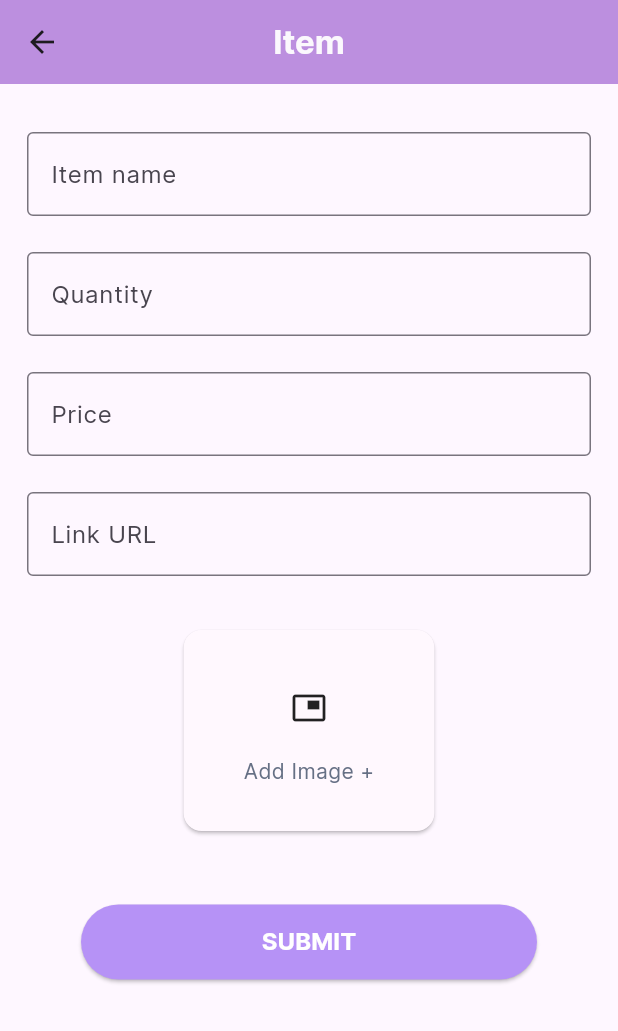
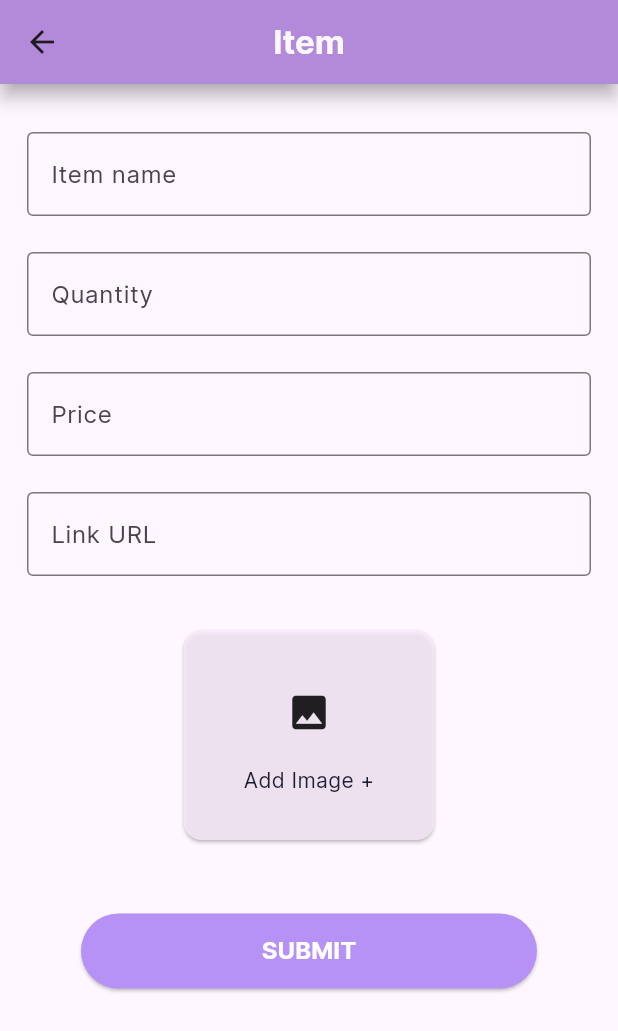
Before and after one commit to SweetFavors/SweetFavors, a Flutter app: the NewWishAdd screen opened directly, on a phone screen of 412 x 824 dp. Shown: the top 1031 px of the screen. Run offline on Flutter 3.47's test engine with Material 3 defaults, Android fonts, the phone set to English and light mode, and no system bars; our stand-ins replace cached_network_image, dio, flutter_swiper_view, image_picker; missing offline and left inert: flutter_floating_bottom_bar; network calls fail.

Commit message:
improved ui

```diff
--- a/sweet_favors/lib/pages/Navbar/discover_page.dart
+++ b/sweet_favors/lib/pages/Navbar/discover_page.dart
@@ -57,7 +57,9 @@ class _discover_pageState extends State<discover_page> {
         shadowColor: const Color.fromARGB(255, 171, 171, 171),
         centerTitle: true,
       ),
-      body: Expanded(
+      body: Padding(
+        padding: const EdgeInsets.symmetric(vertical: 20.0),
+        child: Expanded(
           child: SingleChildScrollView(
             physics: const AlwaysScrollableScrollPhysics(),
             child: Center(
@@ -76,6 +78,7 @@ class _discover_pageState extends State<discover_page> {
                     pic: _wishItems[index].itemPic,
                   );
                 },
+              ),
             ),
           ),
         ),
--- a/sweet_favors/lib/pages/Navbar/friend_page.dart
+++ b/sweet_favors/lib/pages/Navbar/friend_page.dart
@@ -18,6 +18,7 @@ class Friendpage extends StatelessWidget {
                   color: Color.fromARGB(240, 255, 255, 255)),
             ),
             backgroundColor: colorUse.appBarColor,
+            elevation: 5,
             shadowColor: const Color.fromARGB(255, 171, 171, 171),
             centerTitle: true,
             actions: <Widget>[
--- a/sweet_favors/lib/pages/Navbar/new_wish_add.dart
+++ b/sweet_favors/lib/pages/Navbar/new_wish_add.dart
@@ -78,10 +78,8 @@ class _NewWishAddState extends State<NewWishAdd> {
           ),
         ),
         centerTitle: true,
-        // leading: IconButton(
-        //     onPressed: () => Navigator.pop(context),
-        //     icon: const Icon(Icons.arrow_back, color: Colors.black)),
         backgroundColor: const Color.fromARGB(255, 188, 143, 223),
+        elevation: 5,
         shadowColor: const Color.fromARGB(255, 171, 171, 171),
       ),
       body: SingleChildScrollView(
@@ -109,7 +107,7 @@ class _NewWishAddState extends State<NewWishAdd> {
                   controller: _linkUrlController,
                 ),
                 Padding(
-                  padding: EdgeInsets.only(top: 20.0),
+                  padding: const EdgeInsets.only(top: 20.0),
                   child: AddImage(
                     onImageSelected: (image) {
                       if (image != null) {
--- a/sweet_favors/lib/widgets/add_image.dart
+++ b/sweet_favors/lib/widgets/add_image.dart
@@ -9,7 +9,7 @@ import 'package:sweet_favors/Utils/color_use.dart';
 // import 'package:sweet_favors/widgets/button_at_bottom.dart';
 
 class AddImage extends StatefulWidget {
-  final Function(File)  onImageSelected;
+  final Function(File) onImageSelected;
 
   const AddImage({super.key, required this.onImageSelected});
 
@@ -23,9 +23,9 @@ class _AddImageState extends State<AddImage> {
   Future<File?> getImage() async {
     final ImagePicker _picker = ImagePicker();
     final XFile? image = await _picker.pickImage(source: ImageSource.gallery);
-    if(image == null){
+    if (image == null) {
       return null;
-    }else{
+    } else {
       return File(image!.path);
     }
   }
@@ -38,7 +38,7 @@ class _AddImageState extends State<AddImage> {
         child: InkWell(
           onTap: () async {
             File? image = await getImage();
-            if(image != null){
+            if (image != null) {
               setState(() {
                 _imageFile = image;
               });
@@ -46,7 +46,7 @@ class _AddImageState extends State<AddImage> {
             }
           },
           child: Card(
-            color: colorUse.secondaryColor,
+            color: const Color.fromARGB(208, 249, 235, 251),
             child: Padding(
               padding: const EdgeInsets.only(
                   top: 40, left: 40, right: 40, bottom: 30),
@@ -55,15 +55,20 @@ class _AddImageState extends State<AddImage> {
                   borderRadius: BorderRadius.circular(8.0),
                   child: _imageFile != null
                       ? Image.file(_imageFile!, // Show selected image
-                            width: 170, height: 170, fit: BoxFit.cover)
-                        : Icon(Icons.picture_in_picture), // Placeholder
+                          width: 170,
+                          height: 170,
+                          fit: BoxFit.cover)
+                      : Icon(
+                          Icons.image,
+                          size: 30,
+                        ), // Placeholder
                 ),
                 const SizedBox(height: 20),
                 const Text(
                   'Add Image +',
                   style: TextStyle(
                     fontSize: 14.0,
-                    color: colorUse.textColorSecondary,
+                    color: Color.fromARGB(255, 27, 28, 50),
                   ),
                 ),
               ]),
--- a/sweet_favors/lib/widgets/follower_content.dart
+++ b/sweet_favors/lib/widgets/follower_content.dart
@@ -73,8 +73,7 @@ class _FollowerContentState extends State<FollowerContent> {
                                   child: Container(
                                     decoration: BoxDecoration(
                                       border: Border.all(
-                                        color:
-                                            Color.fromARGB(171, 199, 128, 227),
+                                        color: colorUse.activeIconCircle,
                                         width:
                                             15, //don't change this to anything less than 15
                                       ),
--- a/sweet_favors/lib/widgets/wish_grant_widget.dart
+++ b/sweet_favors/lib/widgets/wish_grant_widget.dart
@@ -14,7 +14,7 @@ class WishGrant extends StatelessWidget {
 
   @override
   Widget build(BuildContext context) {
-    return Container(
+    return SizedBox(
       height: 800,
       child: Card(
           color: const Color.fromARGB(208, 249, 235, 251),
@@ -41,7 +41,7 @@ class WishGrant extends StatelessWidget {
                     ),
                   ),
                 ),
-                SizedBox(
+                const SizedBox(
                   height: 8,
                 ),
                 Flexible(
```
Also changed, not shown: sweet_favors/lib/pages/Friends/add_friend.dart (+11 -2 lines). Lines whose indentation alone changed are shown as unchanged.
